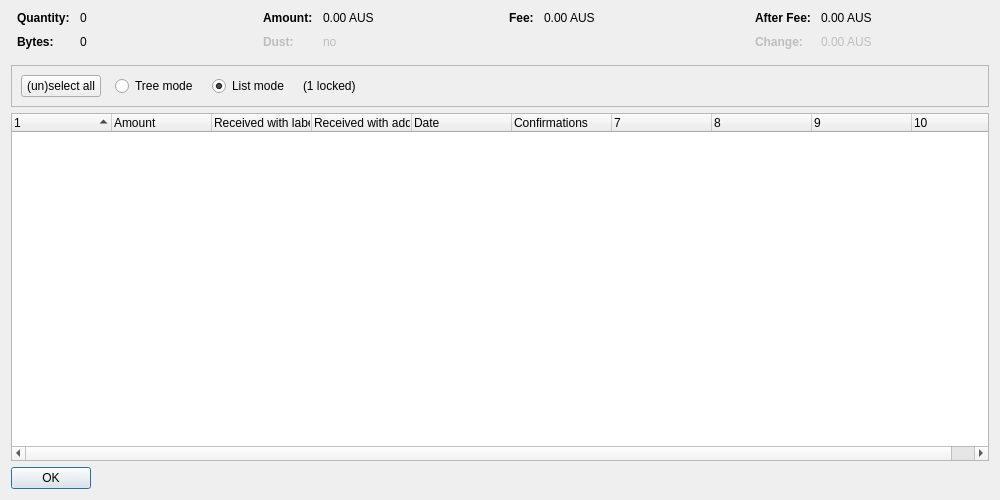
First picture: the form in src/qt/forms/coincontroldialog.ui, repository farsider350/AustraliaCash-Core, before the edit.
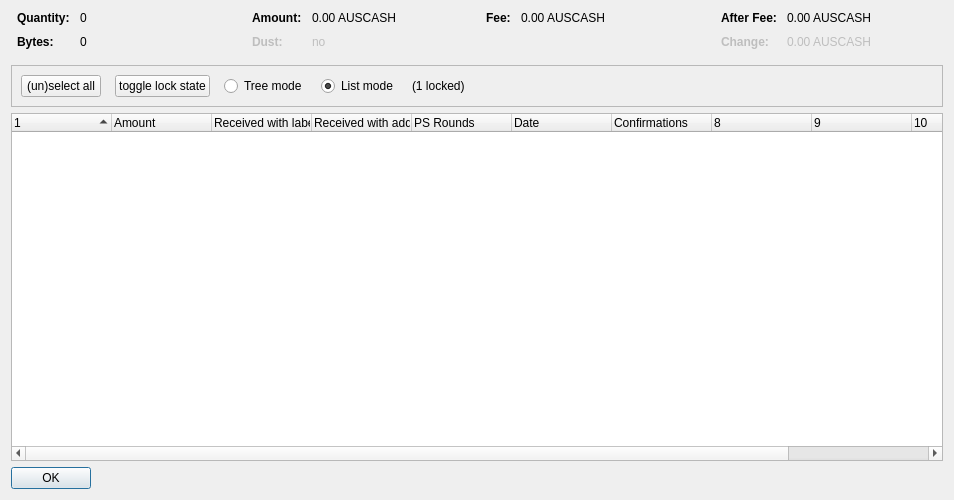
Second picture: the form after the edit. Custom widgets are drawn as their Qt base class.

What changed in the file:
```diff
--- a/src/qt/forms/coincontroldialog.ui
+++ b/src/qt/forms/coincontroldialog.ui
@@ -6,7 +6,7 @@
    <rect>
     <x>0</x>
     <y>0</y>
-    <width>1000</width>
+    <width>954</width>
     <height>500</height>
    </rect>
   </property>
@@ -132,7 +132,7 @@
           <enum>Qt::ActionsContextMenu</enum>
          </property>
          <property name="text">
-          <string notr="true">0.00 AUS</string>
+          <string notr="true">0.00 AUSCASH</string>
          </property>
          <property name="textInteractionFlags">
           <set>Qt::LinksAccessibleByMouse|Qt::TextSelectableByKeyboard|Qt::TextSelectableByMouse</set>
@@ -212,7 +212,7 @@
           <enum>Qt::ActionsContextMenu</enum>
          </property>
          <property name="text">
-          <string notr="true">0.00 AUS</string>
+          <string notr="true">0.00 AUSCASH</string>
          </property>
          <property name="textInteractionFlags">
           <set>Qt::LinksAccessibleByMouse|Qt::TextSelectableByKeyboard|Qt::TextSelectableByMouse</set>
@@ -257,7 +257,7 @@
           <enum>Qt::ActionsContextMenu</enum>
          </property>
          <property name="text">
-          <string notr="true">0.00 AUS</string>
+          <string notr="true">0.00 AUSCASH</string>
          </property>
          <property name="textInteractionFlags">
           <set>Qt::LinksAccessibleByMouse|Qt::TextSelectableByKeyboard|Qt::TextSelectableByMouse</set>
@@ -292,7 +292,7 @@
           <enum>Qt::ActionsContextMenu</enum>
          </property>
          <property name="text">
-          <string notr="true">0.00 AUS</string>
+          <string notr="true">0.00 AUSCASH</string>
          </property>
          <property name="textInteractionFlags">
           <set>Qt::LinksAccessibleByMouse|Qt::TextSelectableByKeyboard|Qt::TextSelectableByMouse</set>
@@ -319,7 +319,7 @@
      </property>
      <layout class="QHBoxLayout" name="horizontalLayout">
       <item>
-       <layout class="QHBoxLayout" name="horizontalLayoutPanel" stretch="0,0,0,0,0">
+       <layout class="QHBoxLayout" name="horizontalLayoutPanel" stretch="0,0,0,0,0,0">
         <property name="spacing">
          <number>14</number>
         </property>
@@ -339,6 +339,22 @@
           </property>
          </widget>
         </item>
+        <item>
+         <widget class="QPushButton" name="pushButtonToggleLock">
+          <property name="sizePolicy">
+           <sizepolicy hsizetype="Maximum" vsizetype="Fixed">
+            <horstretch>0</horstretch>
+            <verstretch>0</verstretch>
+           </sizepolicy>
+          </property>
+          <property name="text">
+           <string>toggle lock state</string>
+          </property>
+          <property name="autoDefault">
+           <bool>false</bool>
+          </property>
+         </widget>
+        </item>
         <item>
          <widget class="QRadioButton" name="radioTreeMode">
           <property name="sizePolicy">
@@ -402,7 +418,7 @@
       <bool>false</bool>
      </property>
      <property name="columnCount">
-      <number>10</number>
+      <number>11</number>
      </property>
      <attribute name="headerShowSortIndicator" stdset="0">
       <bool>true</bool>
@@ -430,6 +446,11 @@
        <string>Received with address</string>
       </property>
      </column>
+     <column>
+      <property name="text">
+       <string>PS Rounds</string>
+      </property>
+     </column>
      <column>
       <property name="text">
        <string>Date</string>
```
Left out of the diff: 4 changed lines with no effect on the pictures.
